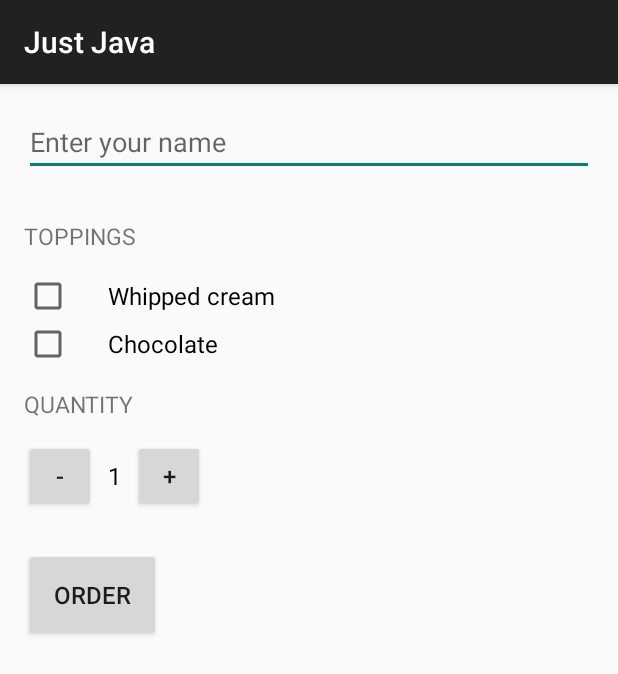
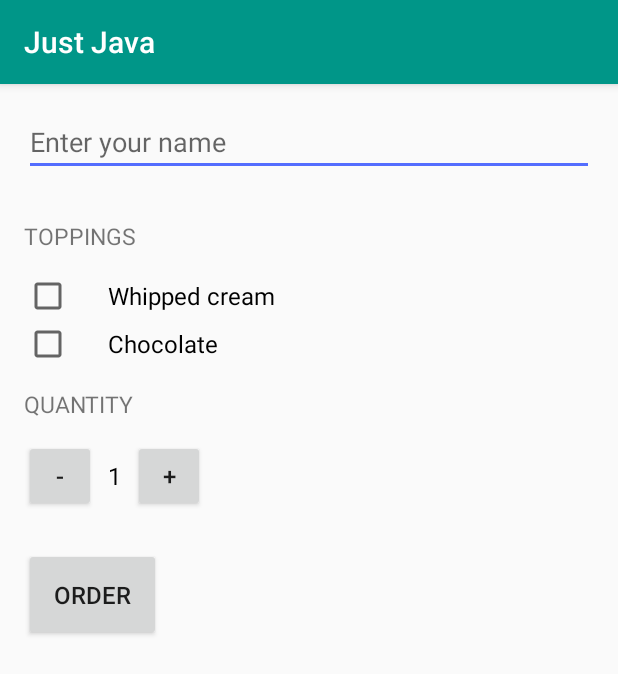
Before and after one commit to guzike/JustJava, an Android app: the screen it shows after launch (MainActivity), on a phone screen of 412 x 824 dp. Shown: the top 674 px of the screen. Run offline under Robolectric (Android 15) with nearby library versions, the phone set to English and light mode, and no system bars.

Commit message:
add bar colors

```diff
--- a/app/src/main/res/values/styles.xml
+++ b/app/src/main/res/values/styles.xml
@@ -4,6 +4,10 @@
     <style name="AppTheme" parent="Theme.AppCompat.Light.DarkActionBar">
 
         <!-- Customize your theme here. -->
+
+        <item name="colorPrimary">#009688</item>
+        <item name="colorPrimaryDark">#00796B</item>
+        <item name="colorAccent">#536DFE</item>
     </style>
 
     <style name="HeaderTextStyle" >
```
